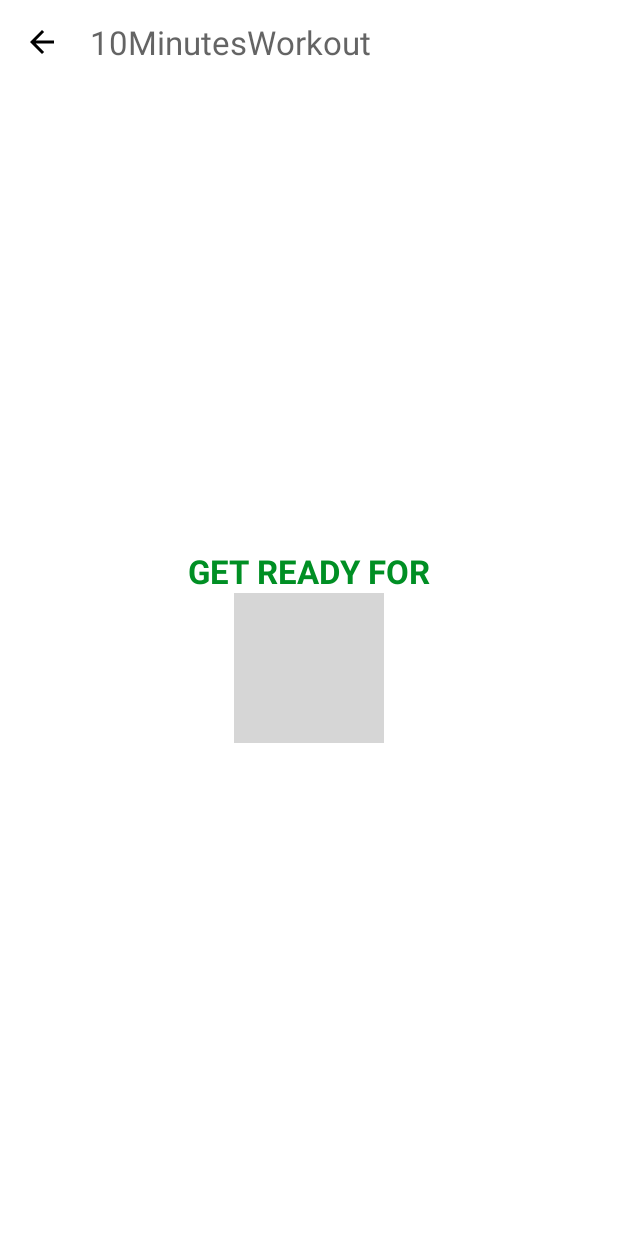
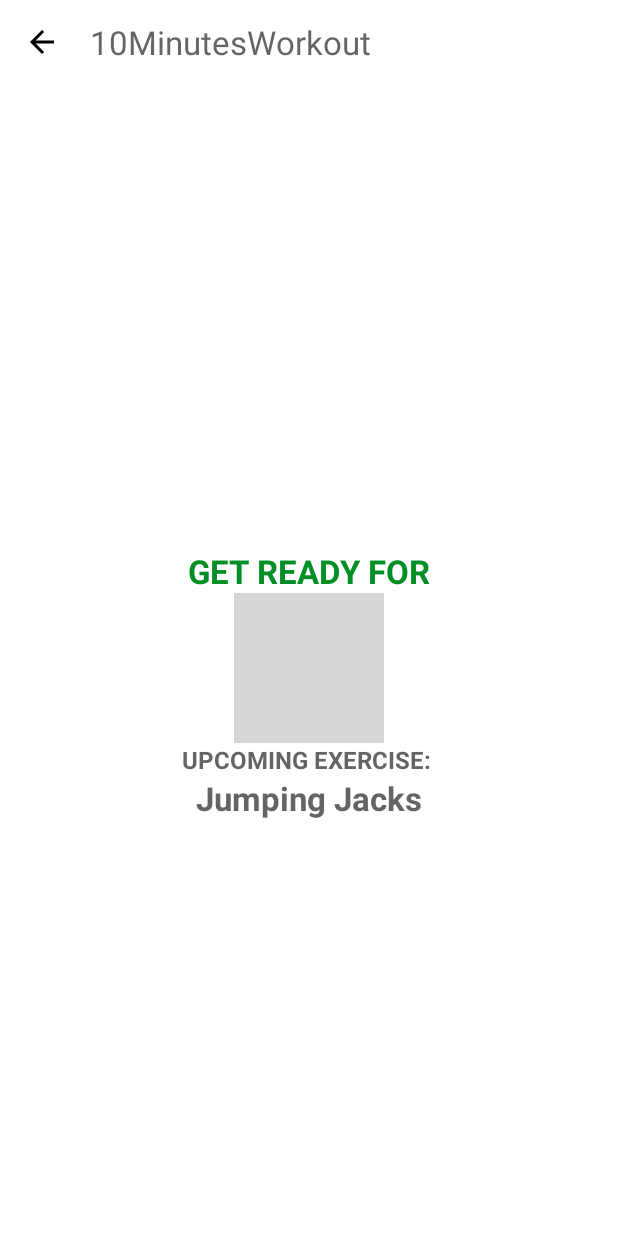
Before and after one commit to jaysinghpatel0/WorkoutApp, an Android app: the ExerciseActivity screen opened directly, with no data from a screen before it, on a phone screen of 412 x 824 dp. Run offline under Robolectric (Android 15) with nearby library versions, the phone set to English and light mode, and no system bars; grey boxes are pictures that could not be loaded.

Commit message:
Adding the Upcoming Exercise Text to the RestView 350

```diff
--- a/app/src/main/java/com/example/a10minutesworkout/ExerciseActivity.kt
+++ b/app/src/main/java/com/example/a10minutesworkout/ExerciseActivity.kt
@@ -47,10 +47,15 @@
         binding?.flExerciseView?.visibility = View.INVISIBLE
         binding?.ivImage?.visibility = View.INVISIBLE
 
+        binding?.tvUpcomingLabel?.visibility = View.VISIBLE
+        binding?.tvUpcomingExerciseName?.visibility = View.VISIBLE
+
         if(restTimer != null){
             restTimer?.cancel()
             restProgress = 0
         }
+
+        binding?.tvUpcomingExerciseName?.text = exerciseList!![currentExercisePosition +1].getName()
 
         setRestProgressBar()
     }
@@ -61,6 +66,9 @@
         binding?.tvExerciseName?.visibility = View.VISIBLE
         binding?.flExerciseView?.visibility = View.VISIBLE
         binding?.ivImage?.visibility = View.VISIBLE
+
+        binding?.tvUpcomingLabel?.visibility = View.INVISIBLE
+        binding?.tvUpcomingExerciseName?.visibility = View.INVISIBLE
 
         if (exerciseTimer != null){
             exerciseTimer?.cancel()
--- a/app/src/main/res/layout/activity_exercise.xml
+++ b/app/src/main/res/layout/activity_exercise.xml
@@ -75,6 +75,33 @@
 
     </FrameLayout>
 
+    <TextView
+        android:id="@+id/tvUpcomingLabel"
+        android:layout_width="wrap_content"
+        android:layout_height="wrap_content"
+        android:text="UPCOMING EXERCISE: "
+        android:textColor="@color/colorPrimary"
+        android:textSize="16sp"
+        android:textStyle="bold"
+        app:layout_constraintEnd_toEndOf="parent"
+        app:layout_constraintStart_toStartOf="parent"
+        app:layout_constraintTop_toBottomOf="@id/flRestView"
+        app:layout_constraintBottom_toTopOf="@id/tvUpcomingExerciseName"
+        tools:visibility="visible" />
+
+    <TextView
+        android:id="@+id/tvUpcomingExerciseName"
+        android:layout_width="wrap_content"
+        android:layout_height="wrap_content"
+        android:textColor="@color/colorPrimary"
+        android:textSize="22sp"
+        android:textStyle="bold"
+        android:visibility="gone"
+        app:layout_constraintEnd_toEndOf="parent"
+        app:layout_constraintStart_toStartOf="parent"
+        app:layout_constraintTop_toBottomOf="@id/tvUpcomingLabel"
+        tools:visibility="visible" />
+
     <ImageView
         android:id="@+id/ivImage"
         android:layout_width="match_parent"
```
